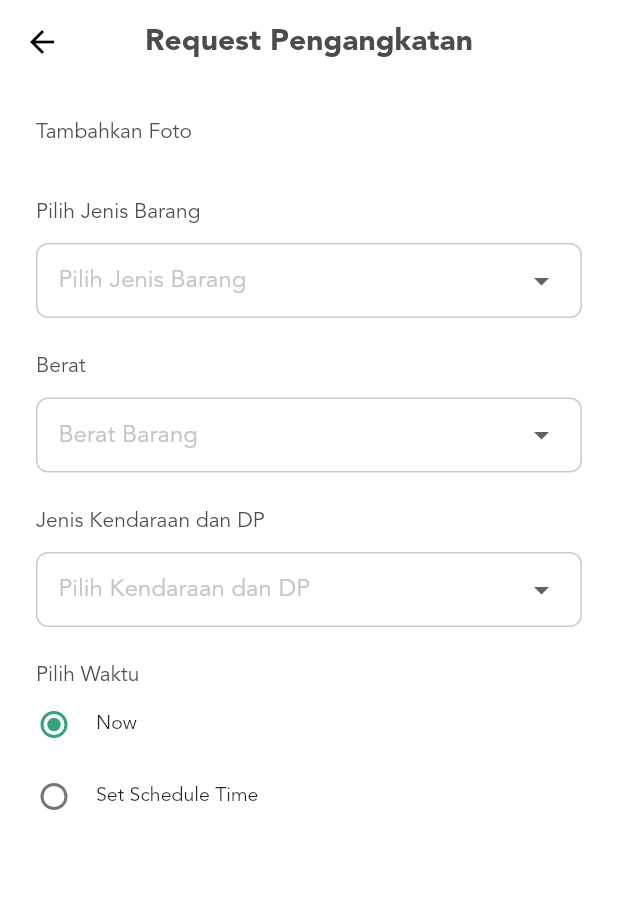
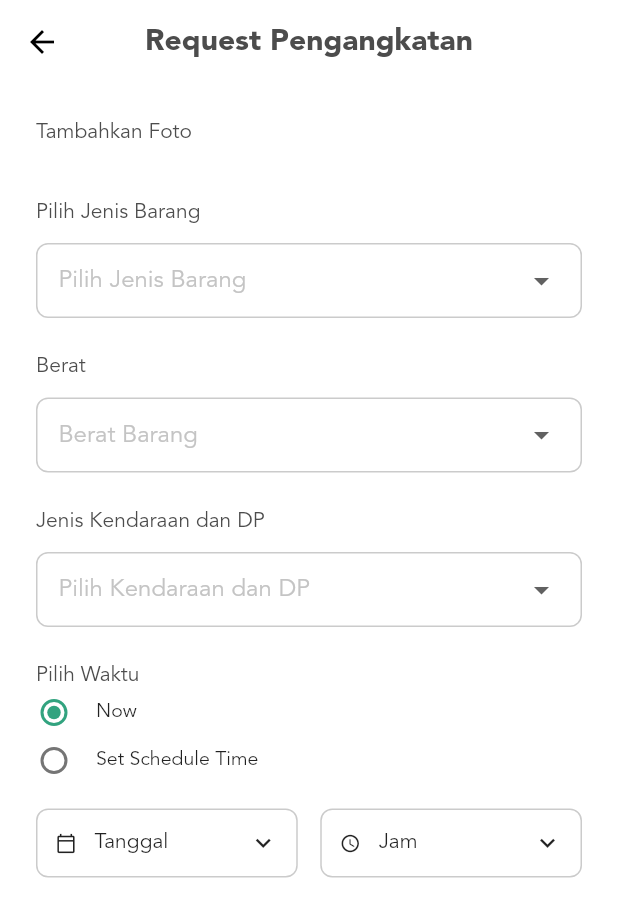
Before and after one commit to priambudiLB/trashi-mobile, a Flutter app: the screen it shows after launch, on a phone screen of 412 x 824 dp. Shown: the top 917 px of the screen. Run offline on Flutter 3.47's test engine with Material 2 defaults, Android fonts, the phone set to English and light mode, and no system bars; our stand-ins replace file_picker, flutter_svg, formz, google_maps_flutter, image_picker, logger and 1 more; project files that could hold a hidden picture were left out.

Commit message:
add button time picker and date picker

```diff
--- a/lib/pages/form_request_pengangkatan/components/jenis_barang_dropdown.dart
+++ b/lib/pages/form_request_pengangkatan/components/jenis_barang_dropdown.dart
@@ -15,6 +15,7 @@ class JenisBarangDropdown extends StatelessWidget {
                 borderRadius: BorderRadius.circular(8),
                 border: Border.all(width: 1, color: hexToColor("#CBCBCB"))),
             child: DropdownButton(
+              dropdownColor: Colors.white,
               underline: SizedBox(),
               value: context
                   .watch<FormRequestPengangkatanProvider>()
--- a/lib/pages/form_request_pengangkatan/components/jenis_berat_dropdown.dart
+++ b/lib/pages/form_request_pengangkatan/components/jenis_berat_dropdown.dart
@@ -16,6 +16,7 @@ class JenisBeratDropdown extends StatelessWidget {
                 borderRadius: BorderRadius.circular(8),
                 border: Border.all(width: 1, color: hexToColor("#CBCBCB"))),
             child: DropdownButton(
+              dropdownColor: Colors.white,
               underline: SizedBox(),
               value: context
                   .watch<FormRequestPengangkatanProvider>()
@@ -30,9 +31,7 @@ class JenisBeratDropdown extends StatelessWidget {
                   .listBeratBarang
                   .map<DropdownMenuItem<BeratBarang>>((BeratBarang item) {
                 return DropdownMenuItem<BeratBarang>(
-                  value: item,
-                  child: Text(item.name),
-                );
+                    value: item, child: Text(item.name));
               }).toList(),
               onChanged: (BeratBarang newBeratBarang) {
                 context
--- a/lib/pages/form_request_pengangkatan/components/jenis_kendaraan_dropdown.dart
+++ b/lib/pages/form_request_pengangkatan/components/jenis_kendaraan_dropdown.dart
@@ -16,6 +16,7 @@ class JenisKendaraanDropdown extends StatelessWidget {
                 borderRadius: BorderRadius.circular(8),
                 border: Border.all(width: 1, color: hexToColor("#CBCBCB"))),
             child: DropdownButton(
+              dropdownColor: Colors.white,
               underline: SizedBox(),
               value: context
                   .watch<FormRequestPengangkatanProvider>()
--- a/lib/pages/form_request_pengangkatan/form_request_pengangkatan.dart
+++ b/lib/pages/form_request_pengangkatan/form_request_pengangkatan.dart
@@ -1,4 +1,5 @@
 import 'package:flutter/material.dart';
+import 'package:intl/intl.dart';
 import 'package:trashi/components/layout_redesign.dart';
 import 'package:trashi/pages/form_request_pengangkatan/components/jenis_barang_dropdown.dart';
 import 'package:trashi/pages/form_request_pengangkatan/components/jenis_berat_dropdown.dart';
@@ -85,6 +86,7 @@ class _FormRequestPengangkatanState extends State<FormRequestPengangkatan> {
               contentPadding: EdgeInsets.all(0),
               minVerticalPadding: 0,
               horizontalTitleGap: 0,
+              visualDensity: VisualDensity(horizontal: 0, vertical: -4),
               leading: Radio<TimeType>(
                 materialTapTargetSize: MaterialTapTargetSize.shrinkWrap,
                 visualDensity: VisualDensity(horizontal: -4),
@@ -96,6 +98,12 @@ class _FormRequestPengangkatanState extends State<FormRequestPengangkatan> {
                   context
                       .read<FormRequestPengangkatanProvider>()
                       .setTimeType(value);
+                  context
+                      .read<FormRequestPengangkatanProvider>()
+                      .setSelectedDate(null);
+                  context
+                      .read<FormRequestPengangkatanProvider>()
+                      .setSelectedTime(null);
                 },
               ),
             ),
@@ -105,6 +113,7 @@ class _FormRequestPengangkatanState extends State<FormRequestPengangkatan> {
               contentPadding: EdgeInsets.all(0),
               minVerticalPadding: 0,
               horizontalTitleGap: 0,
+              visualDensity: VisualDensity(horizontal: 0, vertical: -4),
               leading: Radio<TimeType>(
                 materialTapTargetSize: MaterialTapTargetSize.shrinkWrap,
                 visualDensity: VisualDensity(horizontal: -4),
@@ -119,9 +128,116 @@ class _FormRequestPengangkatanState extends State<FormRequestPengangkatan> {
                 },
               ),
             ),
+            Container(
+              height: 16,
+            ),
+            Row(
+              mainAxisSize: MainAxisSize.max,
+              children: [
+                Expanded(
+                  child: InkWell(
+                    child: Container(
+                      padding: EdgeInsets.all(12),
+                      decoration: BoxDecoration(
+                          borderRadius: BorderRadius.circular(8),
+                          border: Border.all(
+                              width: 1, color: hexToColor("#CBCBCB"))),
+                      child: Row(
+                        crossAxisAlignment: CrossAxisAlignment.center,
+                        children: [
+                          Icon(
+                            Icons.calendar_today_outlined,
+                            size: 14,
+                          ),
+                          Container(
+                            width: 12,
+                          ),
+                          Text(
+                            context
+                                        .watch<
+                                            FormRequestPengangkatanProvider>()
+                                        .selectedDate !=
+                                    null
+                                ? getStringDate(context
+                                    .watch<FormRequestPengangkatanProvider>()
+                                    .selectedDate)
+                                : "Tanggal",
+                          ),
+                          Expanded(
+                            child: Align(
+                              alignment: Alignment.centerRight,
+                              child: Icon(
+                                Icons.keyboard_arrow_down,
+                                size: 20,
+                              ),
+                            ),
+                          ),
+                        ],
+                      ),
+                    ),
+                  ),
+                ),
+                Container(
+                  width: 15,
+                ),
+                Expanded(
+                  child: InkWell(
+                    child: Container(
+                      padding: EdgeInsets.all(12),
+                      decoration: BoxDecoration(
+                          borderRadius: BorderRadius.circular(8),
+                          border: Border.all(
+                              width: 1, color: hexToColor("#CBCBCB"))),
+                      child: Row(
+                        children: [
+                          Icon(
+                            Icons.access_time_rounded,
+                            size: 14,
+                          ),
+                          Container(
+                            width: 12,
+                          ),
+                          Text(
+                            context
+                                        .watch<
+                                            FormRequestPengangkatanProvider>()
+                                        .selectedTime !=
+                                    null
+                                ? getStringTime(context
+                                    .watch<FormRequestPengangkatanProvider>()
+                                    .selectedTime)
+                                : "Jam",
+                          ),
+                          Expanded(
+                            child: Align(
+                              alignment: Alignment.centerRight,
+                              child: Icon(
+                                Icons.keyboard_arrow_down,
+                                size: 20,
+                              ),
+                            ),
+                          ),
+                        ],
+                      ),
+                    ),
+                  ),
+                )
+              ],
+            )
           ],
         ),
       ),
     );
   }
+
+  getStringDate(DateTime selectedDate) {
+    return "${selectedDate.day} ${getMonth(selectedDate.month)}";
+  }
+
+  getStringTime(TimeOfDay selectedTime) {
+    final now = new DateTime.now();
+    final dt = DateTime(
+        now.year, now.month, now.day, selectedTime.hour, selectedTime.minute);
+    return DateFormat("HH:mm").format(dt);
+  }
 }
--- a/lib/pages/form_request_pengangkatan/provider.dart
+++ b/lib/pages/form_request_pengangkatan/provider.dart
@@ -1,4 +1,5 @@
 import 'package:flutter/foundation.dart';
+import 'package:flutter/material.dart';
 import 'package:formz/formz.dart';
 import 'package:trashi/pages/form_request_pengangkatan/model/barang.dart';
 import 'package:trashi/pages/form_request_pengangkatan/model/berat_barang.dart';
@@ -15,6 +16,8 @@ class FormRequestPengangkatanProvider
   List<Kendaraan> _listKendaraan;
   FormzStatus _statusFetchData = FormzStatus.pure;
   TimeType _selectedTimeType = TimeType.NOW;
+  DateTime _selectedDate;
+  TimeOfDay _selectedTime;
 
   Barang get selectedBarang => _selectedBarang;
   BeratBarang get selectedBeratBarang => _selectedBeratBarang;
@@ -24,6 +27,8 @@ class FormRequestPengangkatanProvider
   List<Kendaraan> get listKendaraan => _listKendaraan;
   FormzStatus get statusFetchData => _statusFetchData;
   TimeType get selectedTimeType => _selectedTimeType;
+  DateTime get selectedDate => _selectedDate;
+  TimeOfDay get selectedTime => _selectedTime;
 
   void fetchData() async {
     setStatusFetchData(FormzStatus.submissionInProgress);
@@ -47,6 +52,16 @@ class FormRequestPengangkatanProvider
       ]);
       setStatusFetchData(FormzStatus.submissionSuccess);
     });
+  }
+
+  void setSelectedDate(DateTime date) {
+    _selectedDate = date;
+    notifyListeners();
+  }
+
+  void setSelectedTime(TimeOfDay time) {
+    _selectedTime = time;
+    notifyListeners();
   }
 
   void setStatusFetchData(FormzStatus status) {
```
